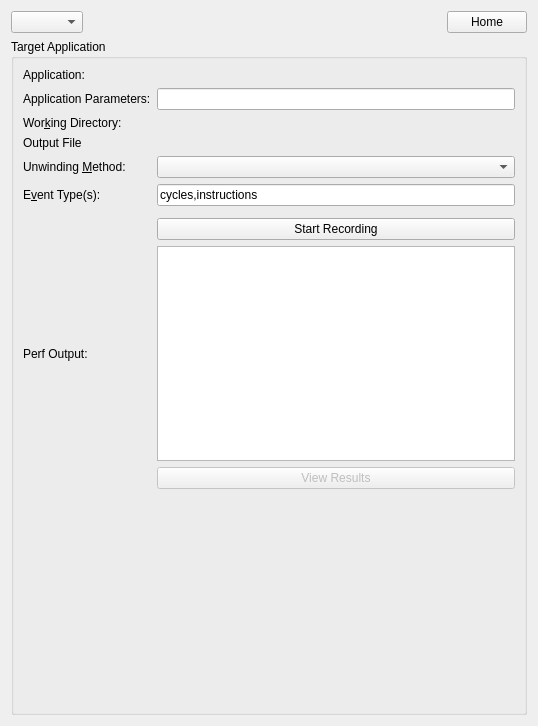
Above: src/recordpage.ui from KDAB/hotspot before the change. Below: the same form after it.
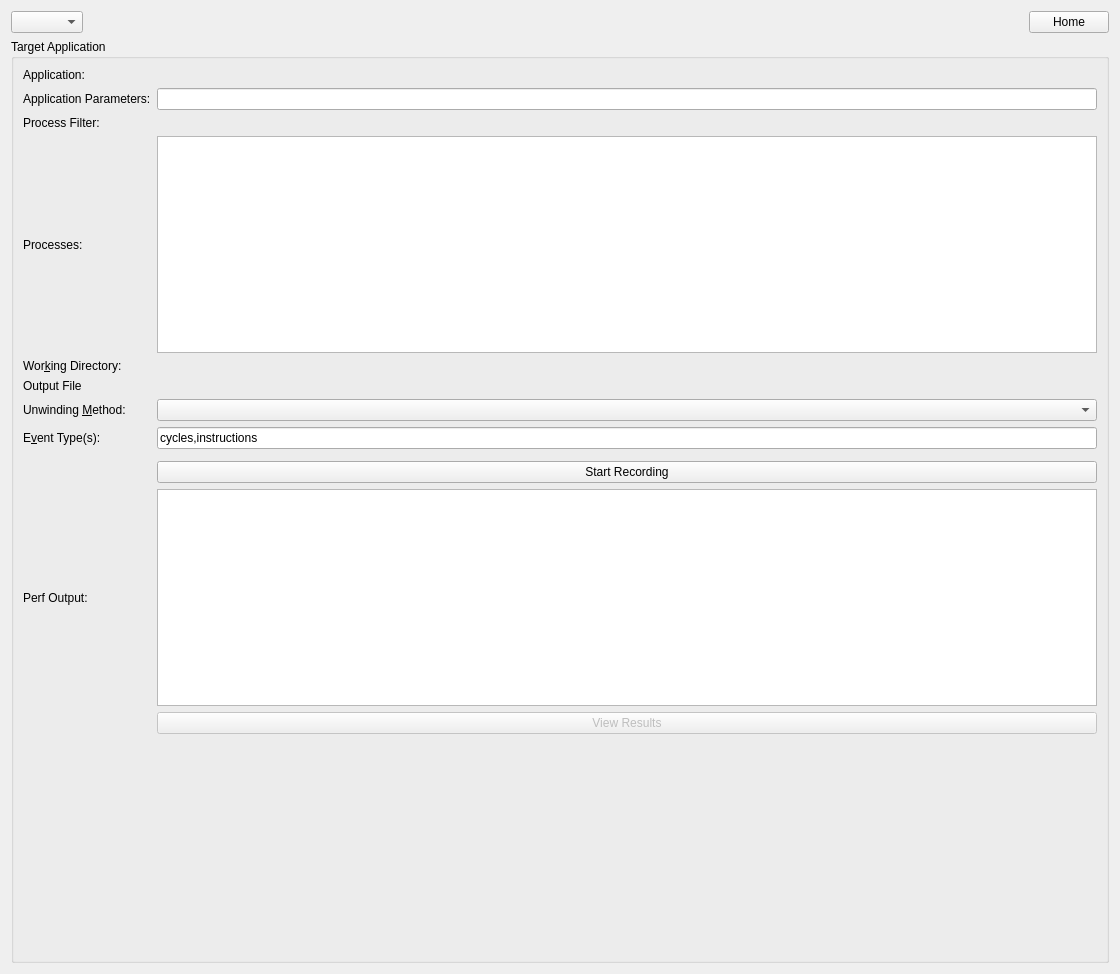
That is the form after the change. Icons and pictures are not drawn. Custom widgets are drawn as their Qt base class.

Commit message:
Add the ability to record perf data from process
Issue: #11

Patch:
```diff
--- a/src/recordpage.ui
+++ b/src/recordpage.ui
@@ -6,8 +6,8 @@
    <rect>
     <x>0</x>
     <y>0</y>
-    <width>538</width>
-    <height>726</height>
+    <width>1120</width>
+    <height>974</height>
    </rect>
   </property>
   <layout class="QVBoxLayout" name="verticalLayout_14">
@@ -61,84 +61,40 @@
       <string>Target Application</string>
      </property>
      <layout class="QGridLayout" name="gridLayout_2">
-      <item row="3" column="0">
-       <widget class="QLabel" name="workingDirectoryLabel">
-        <property name="toolTip">
-         <string>Directory to store the perf data file while recording</string>
-        </property>
+      <item row="6" column="0">
+       <widget class="QLabel" name="outputFileLabel">
         <property name="text">
-         <string>Wor&amp;king Directory:</string>
+         <string>Output File</string>
         </property>
         <property name="buddy">
-         <cstring>workingDirectory</cstring>
+         <cstring>outputFile</cstring>
         </property>
        </widget>
       </item>
-      <item row="2" column="1">
-       <widget class="QLineEdit" name="applicationParametersBox">
-        <property name="contextMenuPolicy">
-         <enum>Qt::NoContextMenu</enum>
-        </property>
-        <property name="toolTip">
-         <string>Optional parameters to pass to the application being recorded</string>
-        </property>
-       </widget>
-      </item>
-      <item row="5" column="1">
+      <item row="7" column="1">
        <widget class="QComboBox" name="callGraphComboBox">
         <property name="toolTip">
          <string>Perfered unwinding method to use while recording perf data</string>
         </property>
        </widget>
       </item>
+      <item row="5" column="1">
+       <widget class="KUrlRequester" name="workingDirectory" native="true">
+        <property name="toolTip">
+         <string>Directory to store the perf data file while recording</string>
+        </property>
+       </widget>
+      </item>
       <item row="12" column="1">
-       <spacer name="recordDataPageVerticalSpacer">
-        <property name="orientation">
-         <enum>Qt::Vertical</enum>
+       <widget class="QPushButton" name="viewPerfRecordResultsButton">
+        <property name="enabled">
+         <bool>false</bool>
         </property>
-        <property name="sizeHint" stdset="0">
-         <size>
-          <width>20</width>
-          <height>40</height>
-         </size>
-        </property>
-       </spacer>
-      </item>
-      <item row="1" column="1">
-       <widget class="KUrlRequester" name="applicationName" native="true">
         <property name="toolTip">
-         <string>Path to the application to be recorded</string>
-        </property>
-        <property name="text" stdset="0">
-         <string/>
-        </property>
-       </widget>
-      </item>
-      <item row="6" column="0">
-       <widget class="QLabel" name="eventTypeLabel">
-        <property name="toolTip">
-         <string>Optional perf event type flags to use while recording perf data</string>
+         <string>View the perf record results</string>
         </property>
         <property name="text">
-         <string>E&amp;vent Type(s):</string>
-        </property>
-        <property name="buddy">
-         <cstring>eventTypeBox</cstring>
-        </property>
-       </widget>
-      </item>
-      <item row="9" column="1">
-       <widget class="QTextEdit" name="perfResultsTextEdit">
-        <property name="font">
-         <font>
-          <family>Monospace</family>
-         </font>
-        </property>
-        <property name="toolTip">
-         <string>Detailed output from the perf record operation.</string>
-        </property>
-        <property name="readOnly">
-         <bool>true</bool>
+         <string>View Results</string>
         </property>
        </widget>
       </item>
@@ -155,37 +111,20 @@
         </property>
        </widget>
       </item>
-      <item row="3" column="1">
-       <widget class="KUrlRequester" name="workingDirectory" native="true">
-        <property name="toolTip">
-         <string>Directory to store the perf data file while recording</string>
+      <item row="2" column="1">
+       <widget class="QLineEdit" name="applicationParametersBox">
+        <property name="contextMenuPolicy">
+         <enum>Qt::NoContextMenu</enum>
         </property>
-       </widget>
-      </item>
-      <item row="2" column="0">
-       <widget class="QLabel" name="applicationParamsLabel">
         <property name="toolTip">
          <string>Optional parameters to pass to the application being recorded</string>
         </property>
-        <property name="text">
-         <string>Application Parameters:</string>
-        </property>
-        <property name="buddy">
-         <cstring>applicationParametersBox</cstring>
-        </property>
        </widget>
       </item>
       <item row="6" column="1">
-       <widget class="QLineEdit" name="eventTypeBox">
-        <property name="toolTip">
-         <string>Optional perf event type flags to use while recording perf data</string>
-        </property>
-        <property name="text">
-         <string>cycles,instructions</string>
-        </property>
-       </widget>
+       <widget class="KUrlRequester" name="outputFile" native="true"/>
       </item>
-      <item row="5" column="0">
+      <item row="7" column="0">
        <widget class="QLabel" name="unwindingMethodLabel">
         <property name="toolTip">
          <string>Perfered unwinding method to use while recording perf data</string>
@@ -198,7 +137,7 @@
         </property>
        </widget>
       </item>
-      <item row="9" column="0">
+      <item row="11" column="0">
        <widget class="QLabel" name="perfResultsLabel">
         <property name="toolTip">
          <string>Detailed output from the perf record operation.</string>
@@ -211,20 +150,69 @@
         </property>
        </widget>
       </item>
+      <item row="2" column="0">
+       <widget class="QLabel" name="applicationParamsLabel">
+        <property name="toolTip">
+         <string>Optional parameters to pass to the application being recorded</string>
+        </property>
+        <property name="text">
+         <string>Application Parameters:</string>
+        </property>
+        <property name="buddy">
+         <cstring>applicationParametersBox</cstring>
+        </property>
+       </widget>
+      </item>
+      <item row="1" column="1">
+       <widget class="KUrlRequester" name="applicationName" native="true">
+        <property name="toolTip">
+         <string>Path to the application to be recorded</string>
+        </property>
+        <property name="text" stdset="0">
+         <string/>
+        </property>
+       </widget>
+      </item>
+      <item row="5" column="0">
+       <widget class="QLabel" name="workingDirectoryLabel">
+        <property name="toolTip">
+         <string>Directory to store the perf data file while recording</string>
+        </property>
+        <property name="text">
+         <string>Wor&amp;king Directory:</string>
+        </property>
+        <property name="buddy">
+         <cstring>workingDirectory</cstring>
+        </property>
+       </widget>
+      </item>
+      <item row="8" column="0">
+       <widget class="QLabel" name="eventTypeLabel">
+        <property name="toolTip">
+         <string>Optional perf event type flags to use while recording perf data</string>
+        </property>
+        <property name="text">
+         <string>E&amp;vent Type(s):</string>
+        </property>
+        <property name="buddy">
+         <cstring>eventTypeBox</cstring>
+        </property>
+       </widget>
+      </item>
+      <item row="14" column="1">
+       <spacer name="recordDataPageVerticalSpacer">
+        <property name="orientation">
+         <enum>Qt::Vertical</enum>
+        </property>
+        <property name="sizeHint" stdset="0">
+         <size>
+          <width>20</width>
+          <height>40</height>
+         </size>
+        </property>
+       </spacer>
+      </item>
       <item row="10" column="1">
-       <widget class="QPushButton" name="viewPerfRecordResultsButton">
-        <property name="enabled">
-         <bool>false</bool>
-        </property>
-        <property name="toolTip">
-         <string>View the perf record results</string>
-        </property>
-        <property name="text">
-         <string>View Results</string>
-        </property>
-       </widget>
-      </item>
-      <item row="8" column="1">
        <widget class="QPushButton" name="startRecordingButton">
         <property name="toolTip">
          <string>Start recording perf data</string>
@@ -241,22 +229,54 @@
         </property>
        </widget>
       </item>
-      <item row="7" column="1">
-       <widget class="KMessageWidget" name="applicationRecordErrorMessage" native="true"/>
-      </item>
       <item row="4" column="1">
-       <widget class="KUrlRequester" name="outputFile" native="true"/>
+       <widget class="QTreeView" name="processesTableView"/>
+      </item>
+      <item row="8" column="1">
+       <widget class="QLineEdit" name="eventTypeBox">
+        <property name="toolTip">
+         <string>Optional perf event type flags to use while recording perf data</string>
+        </property>
+        <property name="text">
+         <string>cycles,instructions</string>
+        </property>
+       </widget>
+      </item>
+      <item row="9" column="1">
+       <widget class="KMessageWidget" name="applicationRecordErrorMessage" native="true"/>
+      </item>
+      <item row="11" column="1">
+       <widget class="QTextEdit" name="perfResultsTextEdit">
+        <property name="font">
+         <font>
+          <family>Monospace</family>
+         </font>
+        </property>
+        <property name="toolTip">
+         <string>Detailed output from the perf record operation.</string>
+        </property>
+        <property name="readOnly">
+         <bool>true</bool>
+        </property>
+       </widget>
+      </item>
+      <item row="3" column="0">
+       <widget class="QLabel" name="processesFilterLabel">
+        <property name="text">
+         <string>Process Filter:</string>
+        </property>
+       </widget>
       </item>
       <item row="4" column="0">
-       <widget class="QLabel" name="outputFileLabel">
+       <widget class="QLabel" name="processesLabel">
         <property name="text">
-         <string>Output File</string>
-        </property>
-        <property name="buddy">
-         <cstring>outputFile</cstring>
+         <string>Processes:</string>
         </property>
        </widget>
       </item>
+      <item row="3" column="1">
+       <widget class="KFilterProxySearchLine" name="processesFilterBox" native="true"/>
+      </item>
      </layout>
     </widget>
    </item>
@@ -273,6 +293,11 @@
    <extends>QWidget</extends>
    <header>kmessagewidget.h</header>
   </customwidget>
+  <customwidget>
+   <class>KFilterProxySearchLine</class>
+   <extends>QWidget</extends>
+   <header>kfilterproxysearchline.h</header>
+  </customwidget>
  </customwidgets>
  <resources/>
  <connections/>
```
The commit also changes 12 other files.
